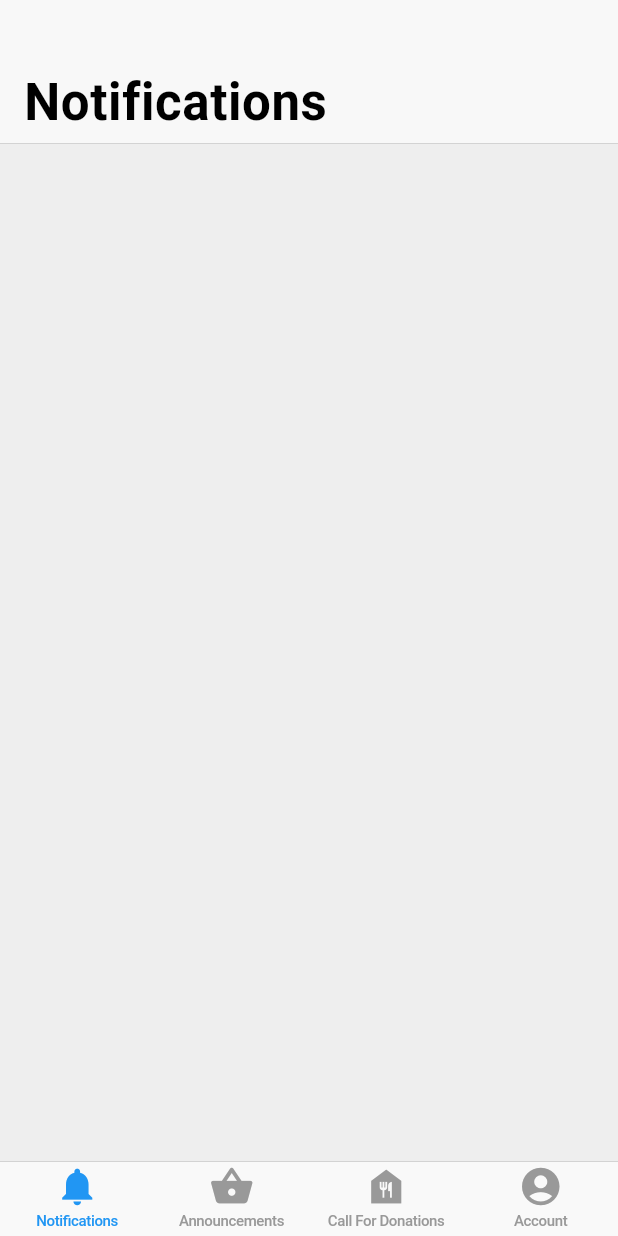
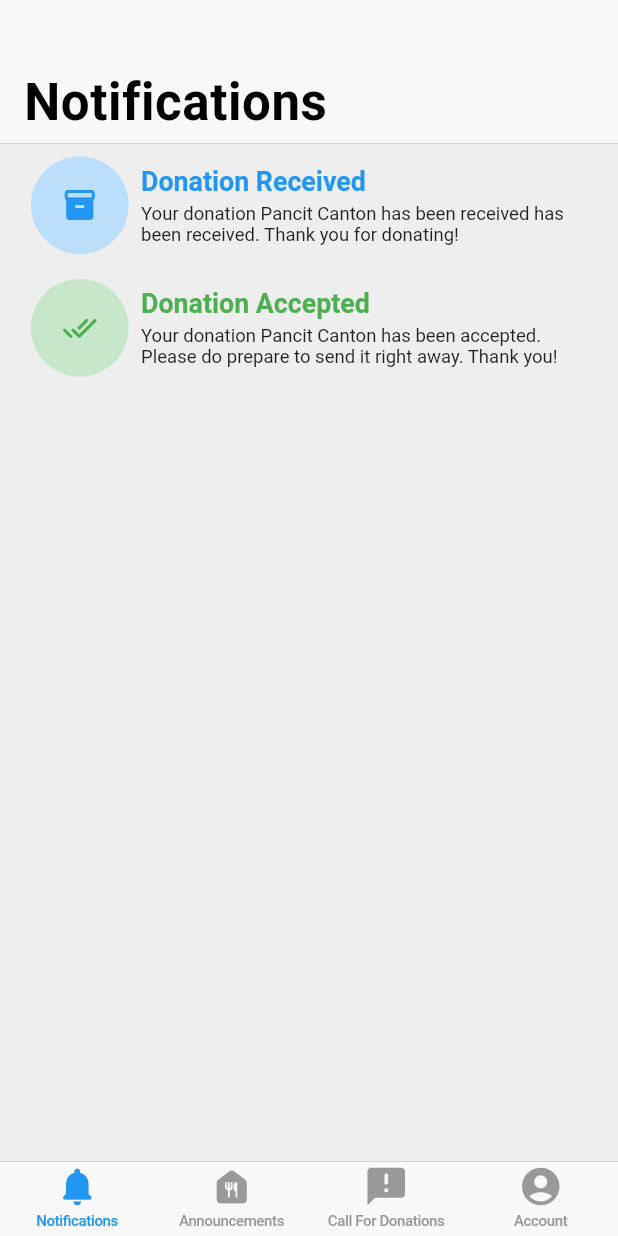
Before and after one commit to fhillipbagsic/Foodernity_Mobile, a Flutter app: the screen it shows after launch, item 2 of the bottom bar chosen, after a tap on "Notifications", on a phone screen of 412 x 824 dp. Run offline on Flutter 3.47's test engine with Material 2 defaults, Android fonts, the phone set to English and light mode, and no system bars; our stand-ins replace connectivity_plus, form_field_validator, sizer.

Commit message:
Add notifications UI, Setup internet connectivty checker

```diff
--- /dev/null
+++ b/lib/Classes/AppNotifications.dart
@@ -0,0 +1,10 @@
+class AppNotifications {
+  String type;
+  String message;
+
+  AppNotifications({required this.type, required this.message});
+
+  factory AppNotifications.fromJSON(Map<String, dynamic> data) {
+    return AppNotifications(type: data['type'], message: data['message']);
+  }
+}
--- a/lib/Classes/Notifications.dart
+++ /dev/null
@@ -1 +0,0 @@
-class Notifications {}
--- a/lib/Pages/Home.dart
+++ b/lib/Pages/Home.dart
@@ -32,12 +32,13 @@ class _HomeState extends State<Home> {
           onTap: onTabTapped,
           items: const [
             BottomNavigationBarItem(
-                icon: Icon(Icons.notifications), label: 'Notifications'),
+                icon: Icon(Icons.notifications_rounded),
+                label: 'Notifications'),
             BottomNavigationBarItem(
-                icon: Icon(Icons.shopping_basket_rounded),
-                label: 'Announcements'),
+                icon: Icon(Icons.food_bank_rounded), label: 'Announcements'),
             BottomNavigationBarItem(
-                icon: Icon(Icons.food_bank), label: 'Call For Donations'),
+                icon: Icon(Icons.announcement_rounded),
+                label: 'Call For Donations'),
             BottomNavigationBarItem(
                 icon: Icon(Icons.account_circle), label: 'Account'),
           ]),
@@ -57,7 +58,6 @@ class _HomeState extends State<Home> {
 
   int onTabTapped(int index) {
     setState(() => _currentIndex = index);
-    print(index);
     return _currentIndex;
   }
 }
--- a/lib/Pages/MakeDonation/MakeDonation.dart
+++ b/lib/Pages/MakeDonation/MakeDonation.dart
@@ -1,7 +1,7 @@
 import 'dart:io';
 import 'package:flutter/cupertino.dart';
 import 'package:flutter/material.dart';
-import 'package:image_picker/image_picker.dart';
+
 import 'package:sizer/sizer.dart';
 
 class MakeDonation extends StatefulWidget {
--- /dev/null
+++ b/lib/Pages/Notifications/NotificationItem.dart
@@ -0,0 +1,80 @@
+import 'package:flutter/material.dart';
+import 'package:foodernity_mobile/Classes/AppNotifications.dart';
+import 'package:sizer/sizer.dart';
+
+class NotificationItem extends StatelessWidget {
+  final AppNotifications notification;
+
+  const NotificationItem({Key? key, required this.notification})
+      : super(key: key);
+
+  @override
+  Widget build(BuildContext context) {
+    return Container(
+      margin: EdgeInsets.symmetric(horizontal: 5.w, vertical: 1.h),
+      child: Row(children: [
+        _icon(notification.type),
+        SizedBox(
+          width: 2.w,
+        ),
+        _description(notification.type, notification.message)
+      ]),
+    );
+  }
+
+  Widget _icon(String type) {
+    Icon icon;
+    Color? bgColor;
+
+    if (type == 'Received') {
+      icon = const Icon(
+        Icons.inventory,
+        color: Colors.blue,
+      );
+      bgColor = Colors.blue[100];
+    } else {
+      icon = const Icon(
+        Icons.done_all_rounded,
+        color: Colors.green,
+      );
+      bgColor = Colors.green[100];
+    }
+    return Container(
+      padding: EdgeInsets.all(15.sp),
+      decoration: BoxDecoration(
+          borderRadius: BorderRadius.circular(100), color: bgColor),
+      child: icon,
+    );
+  }
+
+  Widget _description(String type, String message) {
+    String title;
+    Color color;
+    if (type == 'Received') {
+      title = 'Donation Received';
+      color = Colors.blue;
+    } else {
+      title = 'Donation Accepted';
+      color = Colors.green;
+    }
+
+    return Expanded(
+        child: Column(
+      crossAxisAlignment: CrossAxisAlignment.start,
+      children: [
+        Text(
+          title,
+          style: TextStyle(
+              fontSize: 13.sp, fontWeight: FontWeight.bold, color: color),
+        ),
+        SizedBox(
+          height: 0.5.h,
+        ),
+        Text(
+          message,
+          style: TextStyle(fontSize: 9.sp),
+        )
+      ],
+    ));
+  }
+}
--- a/lib/Pages/Notifications/Notifications.dart
+++ b/lib/Pages/Notifications/Notifications.dart
@@ -1,5 +1,8 @@
 import 'package:flutter/cupertino.dart';
 import 'package:flutter/material.dart';
+import 'package:foodernity_mobile/Classes/AppNotifications.dart';
+import 'package:foodernity_mobile/Pages/Notifications/NotificationItem.dart';
+import 'package:sizer/sizer.dart';
 
 class Notifications extends StatefulWidget {
   const Notifications({Key? key}) : super(key: key);
@@ -9,25 +12,58 @@ class Notifications extends StatefulWidget {
 }
 
 class _NotificationsState extends State<Notifications> {
+  late Future<List<AppNotifications>> futureNotifications;
+
+  @override
+  void initState() {
+    super.initState();
+    futureNotifications = getNotifications();
+  }
+
+  Future<List<AppNotifications>> getNotifications() async {
+    List<AppNotifications> notifications = [];
+
+    notifications.add(AppNotifications(
+        type: 'Received',
+        message:
+            'Your donation Pancit Canton has been received has been received. Thank you for donating!'));
+
+    notifications.add(AppNotifications(
+        type: 'Accepted',
+        message:
+            'Your donation Pancit Canton has been accepted. Please do prepare to send it right away. Thank you!'));
+    return notifications;
+  }
+
   @override
   Widget build(BuildContext context) {
     return FutureBuilder(
-      builder: ((context, snapshot) {
-        Widget announcementSliverList;
+      future: futureNotifications,
+      builder: ((context, AsyncSnapshot snapshot) {
+        Widget notificationsSliverList;
         if (snapshot.hasData) {
+          notificationsSliverList = SliverList(
+            delegate:
+                SliverChildBuilderDelegate((BuildContext context, int index) {
+              return NotificationItem(notification: snapshot.data[index]);
+            }, childCount: snapshot.data.length),
+          );
         } else {
-          announcementSliverList = const SliverToBoxAdapter(
-            child: Center(child: CircularProgressIndicator()),
+          notificationsSliverList = SliverToBoxAdapter(
+            child: Container(
+                margin: EdgeInsets.only(top: 2.h),
+                child: const Center(child: CircularProgressIndicator())),
           );
         }
         return Container(
           color: Colors.grey[200],
-          child: const CustomScrollView(
+          child: CustomScrollView(
             slivers: [
-              CupertinoSliverNavigationBar(
+              const CupertinoSliverNavigationBar(
                 automaticallyImplyLeading: false,
                 largeTitle: Text('Notifications'),
-              )
+              ),
+              notificationsSliverList
             ],
           ),
         );
--- a/lib/main.dart
+++ b/lib/main.dart
@@ -1,19 +1,70 @@
+import 'dart:async';
+import 'dart:io';
+
 import 'package:flutter/material.dart';
+import 'package:flutter/services.dart';
 import 'package:foodernity_mobile/Pages/Home.dart';
 import 'package:foodernity_mobile/Pages/Signinup/Signin.dart';
 import 'package:sizer/sizer.dart';
+import 'package:connectivity_plus/connectivity_plus.dart';
 
 void main() {
-  runApp(const MyApp());
+  runApp(MaterialApp(
+    home: MyApp(),
+  ));
 }
 
-class MyApp extends StatelessWidget {
-  const MyApp({Key? key}) : super(key: key);
+class MyApp extends StatefulWidget {
+  MyApp({Key? key}) : super(key: key);
+
+  @override
+  State<MyApp> createState() => _MyAppState();
+}
+
+class _MyAppState extends State<MyApp> {
+  ConnectivityResult _connectionStatus = ConnectivityResult.none;
+  final Connectivity _connectivity = Connectivity();
+  late StreamSubscription<ConnectivityResult> _connectivitySubscription;
+
+  Future<void> initConnectivity() async {
+    late ConnectivityResult result;
+
+    try {
+      result = await _connectivity.checkConnectivity();
+    } on PlatformException catch (e) {
+      print('Couldnt check connectivity status');
+      return;
+    }
+
+    return _updateConnectionStatus(result);
+  }
+
+  Future<void> _updateConnectionStatus(ConnectivityResult result) async {
+    setState(() {
+      _connectionStatus = result;
+    });
+    if (result == ConnectivityResult.wifi ||
+        result == ConnectivityResult.mobile) {
+      print('Has internet connectivity');
+    } else {
+      _showDialog(context);
+    }
+  }
+
+  @override
+  void initState() {
+    super.initState();
+    initConnectivity();
+
+    _connectivitySubscription =
+        _connectivity.onConnectivityChanged.listen(_updateConnectionStatus);
+  }
 
   @override
   Widget build(BuildContext context) {
     return MaterialApp(
-        title: 'Flutter Demo',
+        title: 'Foodernity',
+        debugShowCheckedModeBanner: false,
         theme: ThemeData(
           primarySwatch: Colors.blue,
         ),
@@ -21,4 +72,23 @@
           return const Home();
         })));
   }
+
+  void _showDialog(context) {
+    showDialog(
+        context: context,
+        builder: (context) {
+          return Scaffold(
+            body: SafeArea(
+                child: AlertDialog(
+              title: const Text('No Internet Connection'),
+              content: const Text(
+                  'The app requires internet connectivity to be used. Please check your connection and try again.'),
+              actions: [
+                ElevatedButton(
+                    onPressed: () => exit(0), child: const Text('Quit'))
+              ],
+            )),
+          );
+        });
+  }
 }
--- a/pubspec.yaml
+++ b/pubspec.yaml
@@ -36,6 +36,7 @@ dependencies:
   cupertino_icons: ^1.0.2
   sizer: ^2.0.15
   form_field_validator: ^1.1.0
+  connectivity_plus: ^2.2.1
 
 dev_dependencies:
   flutter_test:
```
Also changed, not shown: pubspec.lock, 9 other files.
